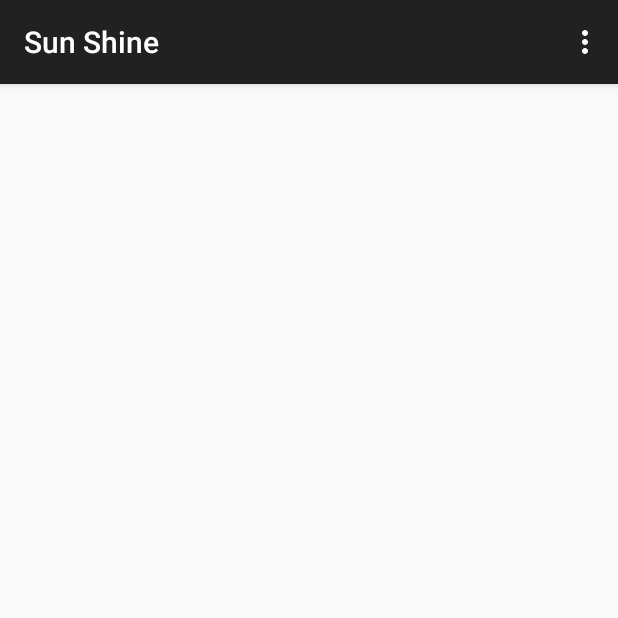
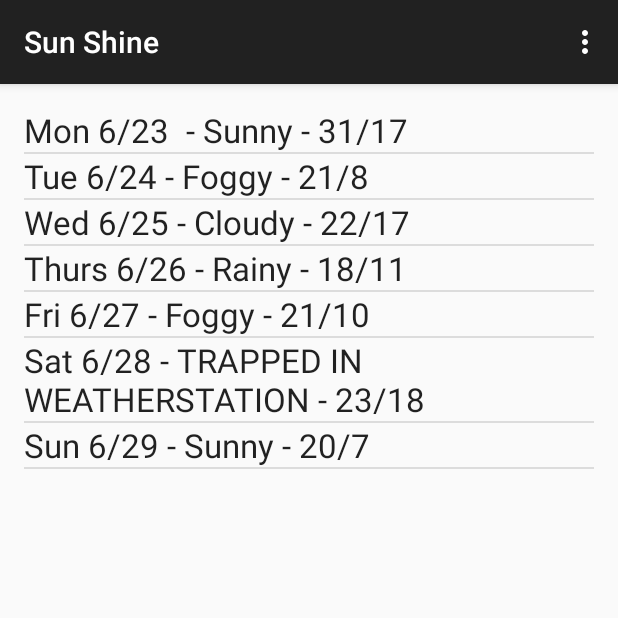
Before and after one commit to gdgistanbul/android-study-jam-sunshine, an Android app: the screen it shows after launch (MainActivity), on a phone screen of 412 x 824 dp, the top half of it. Run offline under Robolectric (Android 15) with nearby library versions, the phone set to English and light mode, and no system bars.

```diff
--- a/app/src/main/java/com/gdgistanbul/sunshine/MainActivity.java
+++ b/app/src/main/java/com/gdgistanbul/sunshine/MainActivity.java
@@ -1,18 +1,24 @@
 package com.gdgistanbul.sunshine;
 
+import android.os.Bundle;
+import android.support.v4.app.Fragment;
 import android.support.v7.app.ActionBarActivity;
-import android.support.v7.app.ActionBar;
-import android.support.v4.app.Fragment;
-import android.os.Bundle;
 import android.view.LayoutInflater;
 import android.view.Menu;
 import android.view.MenuItem;
 import android.view.View;
 import android.view.ViewGroup;
-import android.os.Build;
+import android.widget.ArrayAdapter;
+import android.widget.ListView;
+
+import java.util.ArrayList;
+import java.util.Arrays;
+import java.util.List;
 
 
 public class MainActivity extends ActionBarActivity {
+
+    private static ArrayAdapter<String> mForecastAdapter;
 
     @Override
     protected void onCreate(Bundle savedInstanceState) {
@@ -59,7 +65,34 @@ public class MainActivity extends ActionBarActivity {
         @Override
         public View onCreateView(LayoutInflater inflater, ViewGroup container,
                                  Bundle savedInstanceState) {
+            // Create some dummy data for the ListView.  Here's a sample weekly forecast
+            String[] forecastArray = {
+                    "Mon 6/23 - Sunny - 31/17",
+                    "Tue 6/24 - Foggy - 21/8",
+                    "Wed 6/25 - Cloudy - 22/17",
+                    "Thurs 6/26 - Rainy - 18/11",
+                    "Fri 6/27 - Foggy - 21/10",
+                    "Sat 6/28 - TRAPPED IN WEATHERSTATION - 23/18",
+                    "Sun 6/29 - Sunny - 20/7"
+            };
+            List<String> weekForecast = new ArrayList<>(Arrays.asList(forecastArray));
+
+            // Now that we have some dummy forecast data, create an ArrayAdapter.
+            // The ArrayAdapter will take data from a source (like our dummy forecast) and
+            // use it to populate the ListView it's attached to.
+            mForecastAdapter = new ArrayAdapter<String>(
+                    getActivity(), // The current context (this activity)
+                    R.layout.list_item_forecast, // The name of the layout ID.
+                    R.id.list_item_forecast_textview, // The ID of the textview to populate.
+                    weekForecast);
+
+
             View rootView = inflater.inflate(R.layout.fragment_main, container, false);
+
+            // Get a reference to the ListView, and attach this adapter to it.
+            ListView listView = (ListView) rootView.findViewById(R.id.listview_forecast);
+            listView.setAdapter(mForecastAdapter);
+
             return rootView;
         }
     }
```
